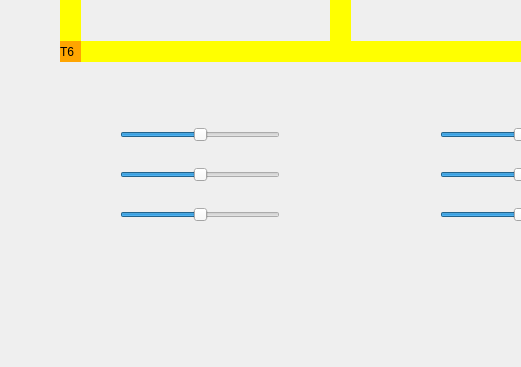
LuigiVanin/os-project-thread-mutex, file mainwindow.ui: the form before one commit; both pictures show x 0 to 521 and y 410 to 777 of the 1039 by 777 pixel window.
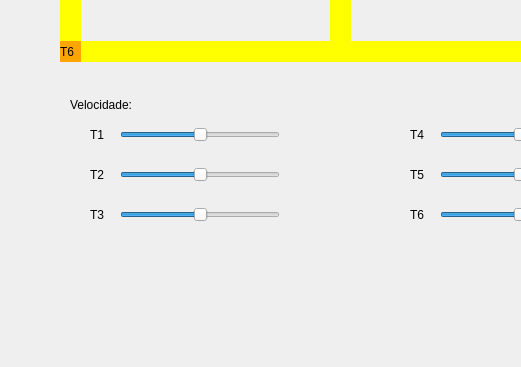
The form after the commit.

Patch:
```diff
--- a/mainwindow.ui
+++ b/mainwindow.ui
@@ -513,6 +513,97 @@
      <enum>Qt::Orientation::Horizontal</enum>
     </property>
    </widget>
+   <widget class="QLabel" name="label">
+    <property name="geometry">
+     <rect>
+      <x>90</x>
+      <y>520</y>
+      <width>21</width>
+      <height>16</height>
+     </rect>
+    </property>
+    <property name="text">
+     <string>T1</string>
+    </property>
+   </widget>
+   <widget class="QLabel" name="label_2">
+    <property name="geometry">
+     <rect>
+      <x>90</x>
+      <y>560</y>
+      <width>21</width>
+      <height>16</height>
+     </rect>
+    </property>
+    <property name="text">
+     <string>T2</string>
+    </property>
+   </widget>
+   <widget class="QLabel" name="label_3">
+    <property name="geometry">
+     <rect>
+      <x>90</x>
+      <y>600</y>
+      <width>21</width>
+      <height>16</height>
+     </rect>
+    </property>
+    <property name="text">
+     <string>T3</string>
+    </property>
+   </widget>
+   <widget class="QLabel" name="label_4">
+    <property name="geometry">
+     <rect>
+      <x>410</x>
+      <y>520</y>
+      <width>21</width>
+      <height>16</height>
+     </rect>
+    </property>
+    <property name="text">
+     <string>T4</string>
+    </property>
+   </widget>
+   <widget class="QLabel" name="label_5">
+    <property name="geometry">
+     <rect>
+      <x>410</x>
+      <y>560</y>
+      <width>21</width>
+      <height>16</height>
+     </rect>
+    </property>
+    <property name="text">
+     <string>T5</string>
+    </property>
+   </widget>
+   <widget class="QLabel" name="label_6">
+    <property name="geometry">
+     <rect>
+      <x>410</x>
+      <y>600</y>
+      <width>21</width>
+      <height>16</height>
+     </rect>
+    </property>
+    <property name="text">
+     <string>T6</string>
+    </property>
+   </widget>
+   <widget class="QLabel" name="label_7">
+    <property name="geometry">
+     <rect>
+      <x>70</x>
+      <y>490</y>
+      <width>71</width>
+      <height>16</height>
+     </rect>
+    </property>
+    <property name="text">
+     <string>Velocidade:</string>
+    </property>
+   </widget>
    <zorder>label_trilho14</zorder>
    <zorder>label_trilho10</zorder>
    <zorder>label_trilho4</zorder>
```
Left out of the diff: 7 changed lines with no effect on the pictures.
